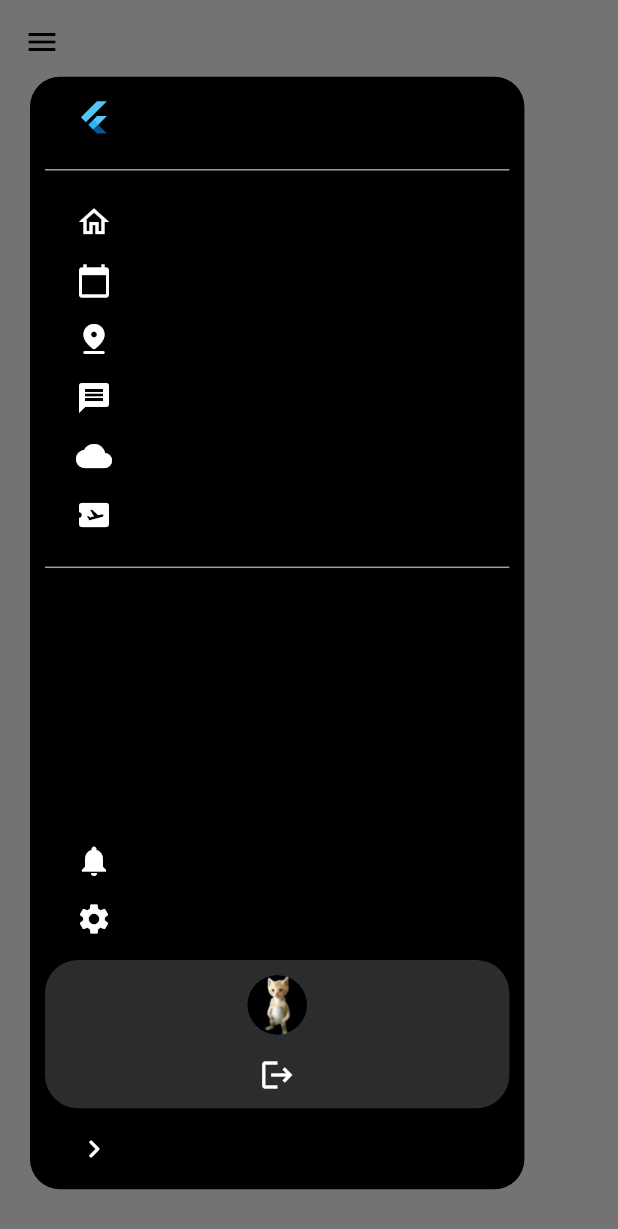
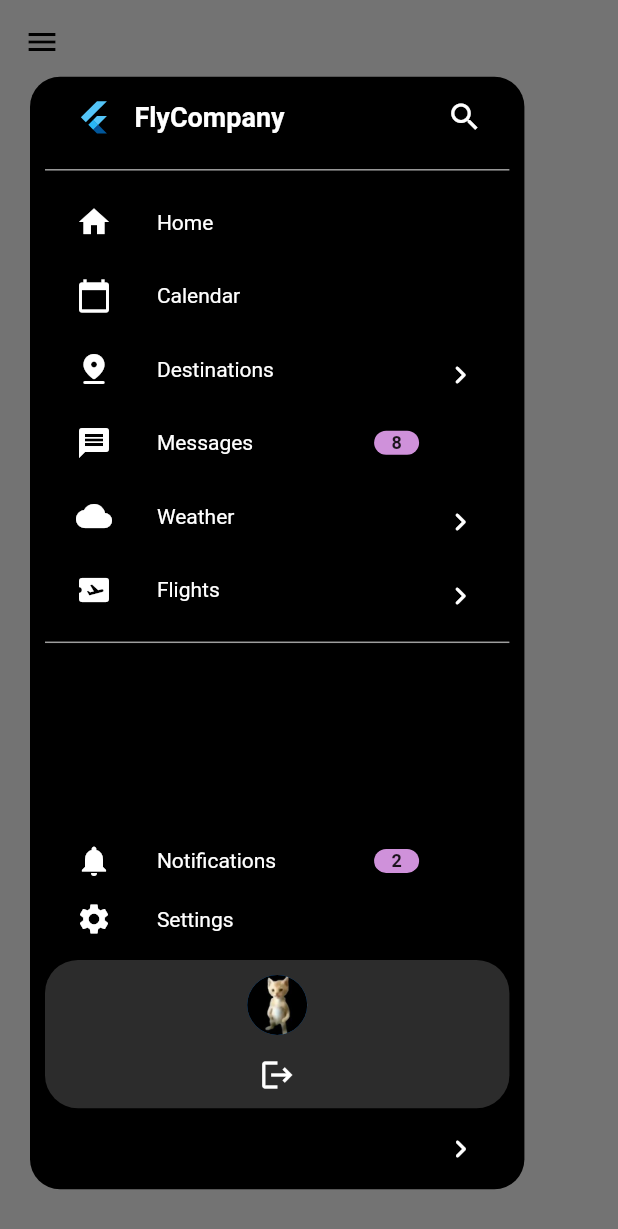
Before and after one commit to Jesus1397/flutter_drawer_animation, a Flutter app: the screen it shows after launch, in the side drawer, after a tap on the "keyboard arrow right" icon, on a phone screen of 412 x 824 dp. Shown: the top 1229 px of the screen. Run offline on Flutter 3.47's test engine with Material 2 defaults, Android fonts, the light colour scheme and no system bars.

Commit message:
Diseño listo

```diff
--- /dev/null
+++ b/lib/components/drawer_widget.dart
@@ -0,0 +1,152 @@
+import 'package:flutter/material.dart';
+
+import 'item_animation_widget.dart';
+import 'logo_animation_widget.dart';
+import 'profile_animation_widget.dart';
+
+class DrawerWidget extends StatefulWidget {
+  const DrawerWidget({Key? key}) : super(key: key);
+
+  @override
+  State<DrawerWidget> createState() => _DrawerWidgetState();
+}
+
+class _DrawerWidgetState extends State<DrawerWidget> {
+  var isExpanded = false;
+  Duration duration = const Duration(milliseconds: 500);
+
+  @override
+  Widget build(BuildContext context) {
+    var size = MediaQuery.of(context).size;
+    return AnimatedContainer(
+      duration: duration,
+      margin: const EdgeInsets.only(top: 20, left: 20),
+      padding: const EdgeInsets.symmetric(horizontal: 10, vertical: 15),
+      width: isExpanded ? size.width * 0.8 : size.width * 0.20,
+      height: size.height * 0.9,
+      decoration: const BoxDecoration(
+        color: Colors.black,
+        borderRadius: BorderRadius.all(
+          Radius.circular(20),
+        ),
+      ),
+      child: Column(
+        crossAxisAlignment: CrossAxisAlignment.start,
+        children: [
+          Padding(
+            padding: EdgeInsets.symmetric(horizontal: size.width * 0.05),
+            child: LogoAnimationWidget(
+                duration: duration, text: 'FlyCompany', isExpanded: isExpanded),
+          ),
+          const Padding(
+            padding: EdgeInsets.symmetric(vertical: 15),
+            child: Divider(color: Colors.grey, thickness: 1),
+          ),
+          Padding(
+            padding: EdgeInsets.symmetric(horizontal: size.width * 0.05),
+            child: Column(
+              crossAxisAlignment: CrossAxisAlignment.start,
+              children: [
+                ItemAnimationWidget(
+                  isExpanded: isExpanded,
+                  duration: duration,
+                  text: 'Home',
+                  icon: Icons.home,
+                ),
+                const SizedBox(height: 25),
+                ItemAnimationWidget(
+                  isExpanded: isExpanded,
+                  duration: duration,
+                  text: 'Calendar',
+                  icon: Icons.calendar_today,
+                ),
+                const SizedBox(height: 25),
+                ItemAnimationWidget(
+                  isExpanded: isExpanded,
+                  duration: duration,
+                  text: 'Destinations',
+                  icon: Icons.pin_drop_rounded,
+                  isArrow: true,
+                ),
+                const SizedBox(height: 25),
+                ItemAnimationWidget(
+                  isExpanded: isExpanded,
+                  duration: duration,
+                  text: 'Messages',
+                  icon: Icons.message,
+                  isNotification: true,
+                  notiNumber: '8',
+                ),
+                const SizedBox(height: 25),
+                ItemAnimationWidget(
+                  isExpanded: isExpanded,
+                  duration: duration,
+                  text: 'Weather',
+                  icon: Icons.cloud,
+                  isArrow: true,
+                ),
+                const SizedBox(height: 25),
+                ItemAnimationWidget(
+                  isExpanded: isExpanded,
+                  duration: duration,
+                  text: 'Flights',
+                  icon: Icons.airplane_ticket,
+                  isArrow: true,
+                ),
+              ],
+            ),
+          ),
+          const Padding(
+            padding: EdgeInsets.symmetric(vertical: 15),
+            child: Divider(color: Colors.grey, thickness: 1),
+          ),
+          const Spacer(),
+          Padding(
+            padding: EdgeInsets.symmetric(horizontal: size.width * 0.05),
+            child: Column(
+              children: [
+                ItemAnimationWidget(
+                  isExpanded: isExpanded,
+                  duration: duration,
+                  text: 'Notifications',
+                  icon: Icons.notifications,
+                  isNotification: true,
+                  notiNumber: '2',
+                ),
+                const SizedBox(height: 15),
+                ItemAnimationWidget(
+                  isExpanded: isExpanded,
+                  duration: duration,
+                  text: 'Settings',
+                  icon: Icons.settings,
+                ),
+                const SizedBox(height: 15),
+              ],
+            ),
+          ),
+          ProfileWidget(duration: duration, isExpanded: isExpanded, size: size),
+          const SizedBox(height: 15),
+          Padding(
+            padding: EdgeInsets.symmetric(horizontal: size.width * 0.05),
+            child: GestureDetector(
+              onTap: () {
+                setState(() {
+                  isExpanded = !isExpanded;
+                });
+              },
+              child: AnimatedContainer(
+                alignment:
+                    isExpanded ? Alignment.centerRight : Alignment.center,
+                duration: duration,
+                child: const Icon(
+                  Icons.keyboard_arrow_right_rounded,
+                  color: Colors.white,
+                ),
+              ),
+            ),
+          ),
+        ],
+      ),
+    );
+  }
+}
--- /dev/null
+++ b/lib/components/item_animation_widget.dart
@@ -0,0 +1,114 @@
+import 'package:flutter/material.dart';
+
+class ItemAnimationWidget extends StatelessWidget {
+  final bool isExpanded;
+  final Duration duration;
+  final String text;
+  final IconData icon;
+  final bool isNotification;
+  final bool isArrow;
+  final String notiNumber;
+
+  const ItemAnimationWidget({
+    super.key,
+    required this.isExpanded,
+    required this.duration,
+    required this.text,
+    required this.icon,
+    this.isNotification = false,
+    this.isArrow = false,
+    this.notiNumber = '1',
+  });
+  @override
+  Widget build(BuildContext context) {
+    return Row(
+      mainAxisAlignment: MainAxisAlignment.start,
+      crossAxisAlignment: CrossAxisAlignment.center,
+      children: [
+        Icon(icon, color: Colors.white),
+        AnimatedContainer(
+          alignment: Alignment.centerLeft,
+          padding: const EdgeInsets.only(left: 30),
+          duration: duration,
+          width: isExpanded ? MediaQuery.of(context).size.width * 0.60 : 0.0,
+          height: 16,
+          child: AnimatedOpacity(
+            opacity: isExpanded ? 1.0 : 0.0,
+            duration: duration,
+            child: Row(
+              children: [
+                Expanded(
+                  flex: 4,
+                  child: Text(
+                    text,
+                    style: const TextStyle(
+                      color: Colors.white,
+                      fontSize: 14,
+                    ),
+                  ),
+                ),
+                if (!isNotification)
+                  const Expanded(
+                    flex: 1,
+                    child: SizedBox(),
+                  ),
+                if (isNotification)
+                  Expanded(
+                    flex: 1,
+                    child: AnimatedOpacity(
+                      opacity: isExpanded ? 1.0 : 0.0,
+                      duration: duration,
+                      child: Align(
+                        alignment: Alignment.centerLeft,
+                        child: Container(
+                          width: 30,
+                          decoration: const BoxDecoration(
+                            color: Color(0xffCF91DA),
+                            borderRadius: BorderRadius.all(
+                              Radius.circular(16),
+                            ),
+                          ),
+                          child: Center(
+                            child: Text(
+                              notiNumber,
+                              style: const TextStyle(
+                                fontSize: 12,
+                                fontWeight: FontWeight.bold,
+                              ),
+                            ),
+                          ),
+                        ),
+                      ),
+                    ),
+                  ),
+                if (!isArrow)
+                  const Expanded(
+                    flex: 1,
+                    child: SizedBox(),
+                  ),
+                if (isArrow)
+                  Expanded(
+                    flex: 1,
+                    child: Align(
+                      alignment: Alignment.centerRight,
+                      child: AnimatedOpacity(
+                        opacity: isExpanded ? 1.0 : 0.0,
+                        duration: duration,
+                        child: const SizedBox(
+                          width: 30,
+                          child: Icon(
+                            Icons.chevron_right_rounded,
+                            color: Colors.white,
+                          ),
+                        ),
+                      ),
+                    ),
+                  ),
+              ],
+            ),
+          ),
+        ),
+      ],
+    );
+  }
+}
--- /dev/null
+++ b/lib/components/logo_animation_widget.dart
@@ -0,0 +1,62 @@
+import 'package:flutter/material.dart';
+
+class LogoAnimationWidget extends StatelessWidget {
+  final Duration duration;
+  final String text;
+  final bool isExpanded;
+
+  const LogoAnimationWidget({
+    super.key,
+    required this.duration,
+    required this.text,
+    required this.isExpanded,
+  });
+
+  @override
+  Widget build(BuildContext context) {
+    Size size = MediaQuery.of(context).size;
+    return Row(
+      mainAxisAlignment: MainAxisAlignment.start,
+      crossAxisAlignment: CrossAxisAlignment.center,
+      children: [
+        const FlutterLogo(),
+        AnimatedContainer(
+          padding: const EdgeInsets.only(left: 15),
+          duration: duration,
+          width: isExpanded ? size.width * 0.6 : 0.0,
+          child: Row(
+            mainAxisAlignment: MainAxisAlignment.spaceBetween,
+            crossAxisAlignment: CrossAxisAlignment.center,
+            children: [
+              if (isExpanded)
+                Expanded(
+                  flex: 4,
+                  child: Text(
+                    'FlyCompany',
+                    style: TextStyle(
+                      fontSize: isExpanded ? 18 : 0.0,
+                      color: Colors.white,
+                      fontWeight: FontWeight.bold,
+                    ),
+                    maxLines: 1,
+                  ),
+                ),
+              if (isExpanded)
+                Expanded(
+                  flex: 1,
+                  child: Align(
+                    alignment: Alignment.centerRight,
+                    child: Icon(
+                      Icons.search,
+                      color: Colors.white,
+                      size: isExpanded ? 24.0 : 0.0,
+                    ),
+                  ),
+                ),
+            ],
+          ),
+        )
+      ],
+    );
+  }
+}
--- /dev/null
+++ b/lib/components/profile_animation_widget.dart
@@ -0,0 +1,44 @@
+import 'package:flutter/material.dart';
+
+class ProfileWidget extends StatelessWidget {
+  const ProfileWidget({
+    Key? key,
+    required this.duration,
+    required this.isExpanded,
+    required this.size,
+  }) : super(key: key);
+
+  final Duration duration;
+  final bool isExpanded;
+  final Size size;
+
+  @override
+  Widget build(BuildContext context) {
+    return AnimatedContainer(
+      duration: duration,
+      width: isExpanded ? size.width * 0.8 : size.width * 0.20,
+      height: size.height * 0.12,
+      padding: const EdgeInsets.all(10),
+      decoration: const BoxDecoration(
+        color: Color(0xff2C2C2C),
+        borderRadius: BorderRadius.all(
+          Radius.circular(22),
+        ),
+      ),
+      child: Padding(
+        padding: EdgeInsets.symmetric(horizontal: size.width * 0.02),
+        child: Column(
+          mainAxisAlignment: MainAxisAlignment.spaceBetween,
+          children: const [
+            CircleAvatar(
+              backgroundImage: AssetImage(
+                'assets/pana_miguel.jpg',
+              ),
+            ),
+            Icon(Icons.logout, color: Colors.white),
+          ],
+        ),
+      ),
+    );
+  }
+}
--- a/lib/main.dart
+++ b/lib/main.dart
@@ -1,4 +1,6 @@
 import 'package:flutter/material.dart';
+
+import 'components/drawer_widget.dart';
 
 void main() => runApp(const MyApp());
 
@@ -48,119 +50,3 @@ class _HomePageState extends State<HomePage> {
     );
   }
 }
-
-class DrawerWidget extends StatefulWidget {
-  const DrawerWidget({Key? key}) : super(key: key);
-
-  @override
-  State<DrawerWidget> createState() => _DrawerWidgetState();
-}
-
-class _DrawerWidgetState extends State<DrawerWidget> {
-  var isEnabled = false;
-  @override
-  Widget build(BuildContext context) {
-    var size = MediaQuery.of(context).size;
-    return AnimatedContainer(
-      duration: const Duration(milliseconds: 1000),
-      margin: const EdgeInsets.only(top: 20, left: 20),
-      padding: const EdgeInsets.symmetric(horizontal: 10, vertical: 15),
-      width: isEnabled ? size.width * 0.8 : size.width * 0.20,
-      height: size.height * 0.9,
-      decoration: const BoxDecoration(
-        color: Colors.black,
-        borderRadius: BorderRadius.all(
-          Radius.circular(20),
-        ),
-      ),
-      child: Column(
-        crossAxisAlignment: CrossAxisAlignment.start,
-        children: [
-          Padding(
-            padding: EdgeInsets.symmetric(horizontal: size.width * 0.05),
-            child: const FlutterLogo(),
-          ),
-          const Padding(
-            padding: EdgeInsets.symmetric(vertical: 15),
-            child: Divider(color: Colors.grey, thickness: 1),
-          ),
-          Padding(
-            padding: EdgeInsets.symmetric(horizontal: size.width * 0.05),
-            child: Column(
-              children: const [
-                Icon(Icons.home_outlined, color: Colors.white),
-                SizedBox(height: 15),
-                Icon(Icons.calendar_today, color: Colors.white),
-                SizedBox(height: 15),
-                Icon(Icons.pin_drop_rounded, color: Colors.white),
-                SizedBox(height: 15),
-                Icon(Icons.message, color: Colors.white),
-                SizedBox(height: 15),
-                Icon(Icons.cloud, color: Colors.white),
-                SizedBox(height: 15),
-                Icon(Icons.airplane_ticket, color: Colors.white),
-              ],
-            ),
-          ),
-          const Padding(
-            padding: EdgeInsets.symmetric(vertical: 15),
-            child: Divider(color: Colors.grey, thickness: 1),
-          ),
-          const Spacer(),
-          Padding(
-            padding: EdgeInsets.symmetric(horizontal: size.width * 0.05),
-            child: Column(
-              children: const [
-                Icon(Icons.notifications, color: Colors.white),
-                SizedBox(height: 15),
-                Icon(Icons.settings, color: Colors.white),
-                SizedBox(height: 15),
-              ],
-            ),
-          ),
-          AnimatedContainer(
-            duration: const Duration(milliseconds: 1000),
-            width: isEnabled ? size.width * 0.8 : size.width * 0.20,
-            height: size.height * 0.12,
-            padding: const EdgeInsets.all(10),
-            decoration: const BoxDecoration(
-              color: Color(0xff2C2C2C),
-              borderRadius: BorderRadius.all(
-                Radius.circular(22),
-              ),
-            ),
-            child: Padding(
-              padding: EdgeInsets.symmetric(horizontal: size.width * 0.02),
-              child: Column(
-                mainAxisAlignment: MainAxisAlignment.spaceBetween,
-                children: const [
-                  CircleAvatar(
-                    backgroundImage: AssetImage(
-                      'assets/pana_miguel.jpg',
-                    ),
-                  ),
-                  Icon(Icons.logout, color: Colors.white),
-                ],
-              ),
-            ),
-          ),
-          const SizedBox(height: 15),
-          Padding(
-            padding: EdgeInsets.symmetric(horizontal: size.width * 0.05),
-            child: GestureDetector(
-              onTap: () {
-                setState(() {
-                  isEnabled = !isEnabled;
-                });
-              },
-              child: const Icon(
-                Icons.keyboard_arrow_right_rounded,
-                color: Colors.white,
-              ),
-            ),
-          ),
-        ],
-      ),
-    );
-  }
-}
```
